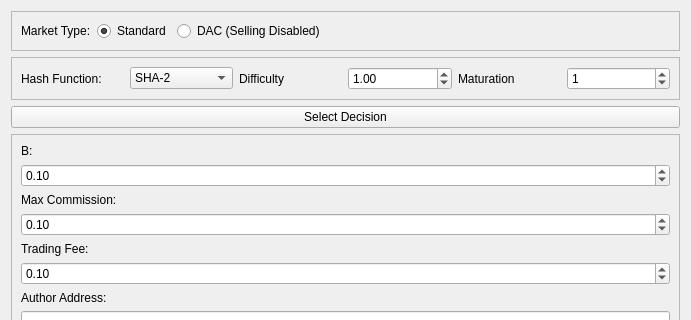
brishtiteveja/truthcoin-cpp, file src/qt/forms/decisionmarketcreationwidget.ui: the form before one commit; both pictures show x 0 to 691 and y 0 to 320 of the 691 by 804 pixel window.
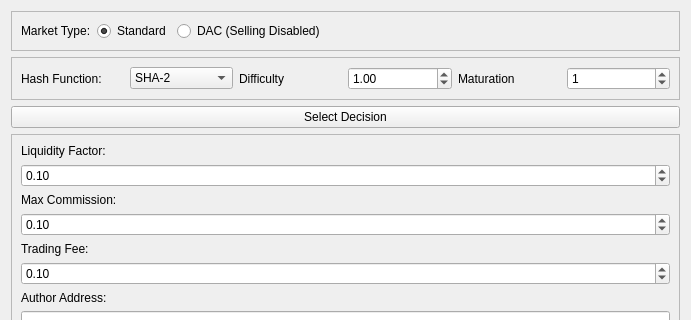
The form after the commit.

Commit message: Update market and decisison creation widgets

```diff
--- a/src/qt/forms/decisionmarketcreationwidget.ui
+++ b/src/qt/forms/decisionmarketcreationwidget.ui
@@ -138,7 +138,7 @@
       <item>
        <widget class="QLabel" name="labelB">
         <property name="text">
-         <string>B:</string>
+         <string>Liquidity Factor:</string>
         </property>
        </widget>
       </item>
```
The commit also changes 2 other files.
